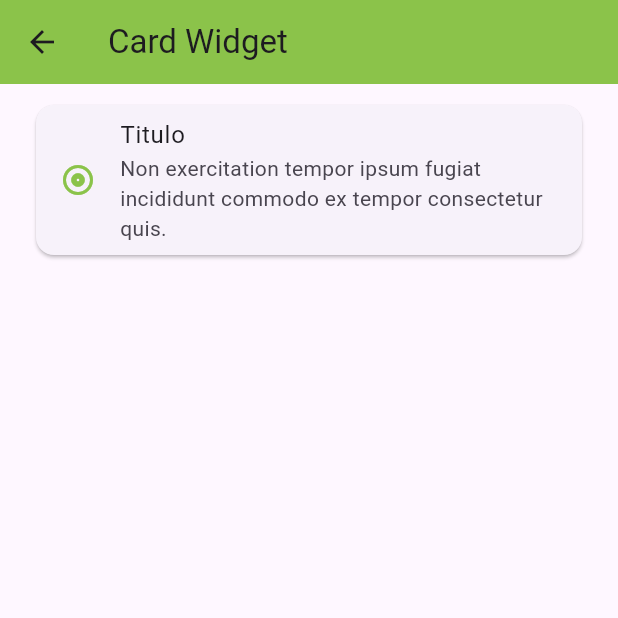
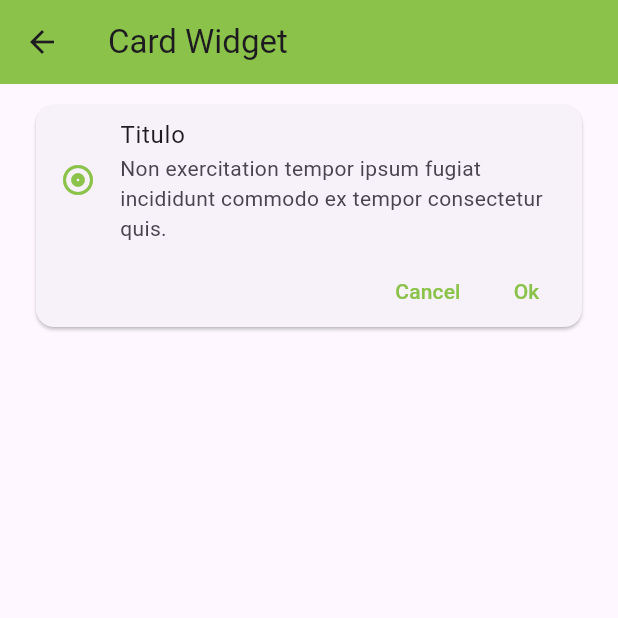
Before and after one commit to maia-ab/fl_components, a Flutter app: the CardScreen screen opened by its route, on a phone screen of 412 x 824 dp, the top half of it. Run offline on Flutter 3.47's test engine with Material 3 defaults, Android fonts, the phone set to English and light mode, and no system bars.

Commit message:
agregue custom card type 2

```diff
--- a/lib/screens/card_screen.dart
+++ b/lib/screens/card_screen.dart
@@ -12,7 +12,7 @@ class CardScreen extends StatelessWidget {
       ),
       body: ListView(
         padding: const EdgeInsets.symmetric(horizontal: 20, vertical: 10),
-        children: const [CustomCardType1()],
+        children: const [CustomCardType1(), CustomCardType2()],
       ),
     );
   }
--- a/lib/themes/app_theme.dart
+++ b/lib/themes/app_theme.dart
@@ -6,5 +6,7 @@ class AppTheme {
   static final ThemeData lightTheme = ThemeData.light().copyWith(
       //Color primario
       primaryColor: Colors.green,
-      appBarTheme: AppBarTheme(color: primary, elevation: 0));
+      appBarTheme: AppBarTheme(color: primary, elevation: 0),
+      textButtonTheme: TextButtonThemeData(
+          style: TextButton.styleFrom(foregroundColor: AppTheme.primary)));
 }
--- a/lib/widgets/custom_card_type_1.dart
+++ b/lib/widgets/custom_card_type_1.dart
@@ -16,6 +16,16 @@ class CustomCardType1 extends StatelessWidget {
             title: const Text("Titulo"),
             subtitle: const Text(
                 "Non exercitation tempor ipsum fugiat incididunt commodo ex tempor consectetur quis."),
+          ),
+          Padding(
+            padding: const EdgeInsets.only(right: 5),
+            child: Row(
+              mainAxisAlignment: MainAxisAlignment.end,
+              children: [
+                TextButton(onPressed: () {}, child: const Text("Cancel")),
+                TextButton(onPressed: () {}, child: const Text("Ok")),
+              ],
+            ),
           )
         ],
       ),
--- a/lib/widgets/widgets.dart
+++ b/lib/widgets/widgets.dart
@@ -1 +1,2 @@
 export 'package:fl_components/widgets/custom_card_type_1.dart';
+export 'package:fl_components/widgets/custom_card_type_2.dart';
```
Also changed, not shown: lib/widgets/custom_card_type_2.dart (added, +10 -0 lines).
